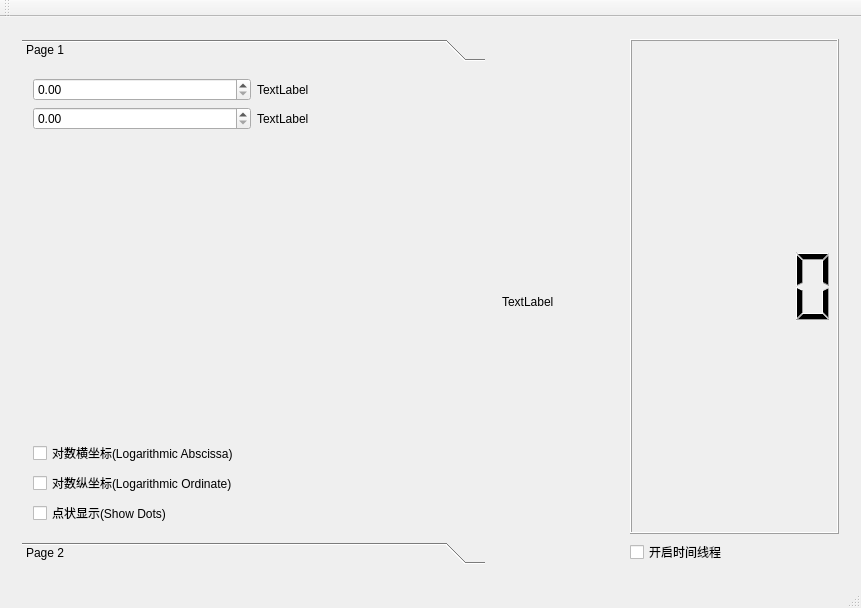
This is Smally/mainwindow.ui in RockPie/Smally as Qt 5 draws it before an edit. The edited form follows.
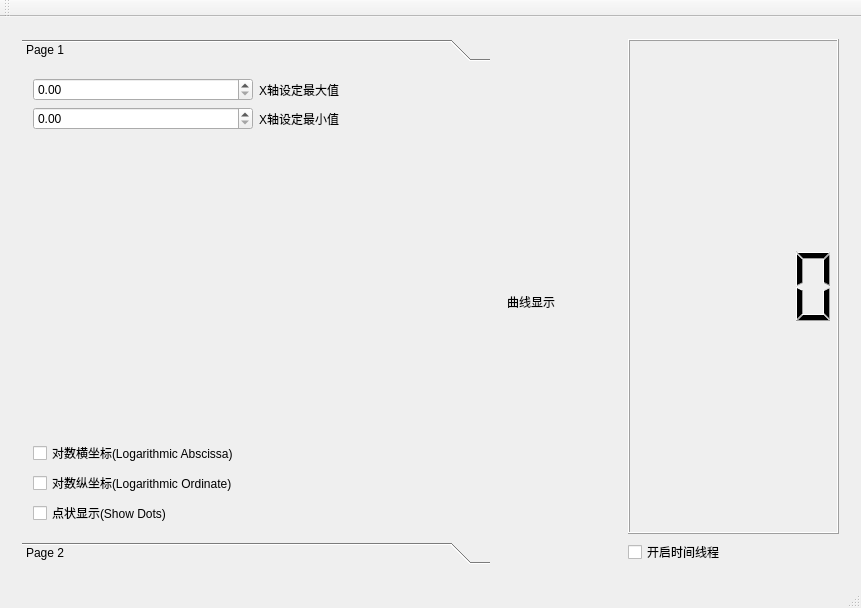
This is the edited form.

Diff of the .ui file:
```diff
--- a/Smally/mainwindow.ui
+++ b/Smally/mainwindow.ui
@@ -47,7 +47,7 @@
             <rect>
              <x>0</x>
              <y>0</y>
-             <width>545</width>
+             <width>491</width>
              <height>457</height>
             </rect>
            </property>
@@ -58,12 +58,16 @@
             <item>
              <layout class="QHBoxLayout" name="horizontalLayout">
               <item>
-               <widget class="QDoubleSpinBox" name="doubleSpinBox"/>
+               <widget class="QDoubleSpinBox" name="XmaxSpinBox">
+                <property name="maximum">
+                 <double>10000.000000000000000</double>
+                </property>
+               </widget>
               </item>
               <item>
                <widget class="QLabel" name="label_2">
                 <property name="text">
-                 <string>TextLabel</string>
+                 <string>X轴设定最大值</string>
                 </property>
                </widget>
               </item>
@@ -72,12 +76,16 @@
             <item>
              <layout class="QHBoxLayout" name="horizontalLayout_4">
               <item>
-               <widget class="QDoubleSpinBox" name="doubleSpinBox_2"/>
+               <widget class="QDoubleSpinBox" name="XminSpinBox">
+                <property name="maximum">
+                 <double>10000.000000000000000</double>
+                </property>
+               </widget>
               </item>
               <item>
                <widget class="QLabel" name="label_3">
                 <property name="text">
-                 <string>TextLabel</string>
+                 <string>X轴设定最小值</string>
                 </property>
                </widget>
               </item>
@@ -165,7 +173,7 @@
         <item>
          <widget class="QLabel" name="label">
           <property name="text">
-           <string>TextLabel</string>
+           <string>曲线显示</string>
           </property>
          </widget>
         </item>
```
Left out of the diff: 6 changed lines with no effect on the pictures.
